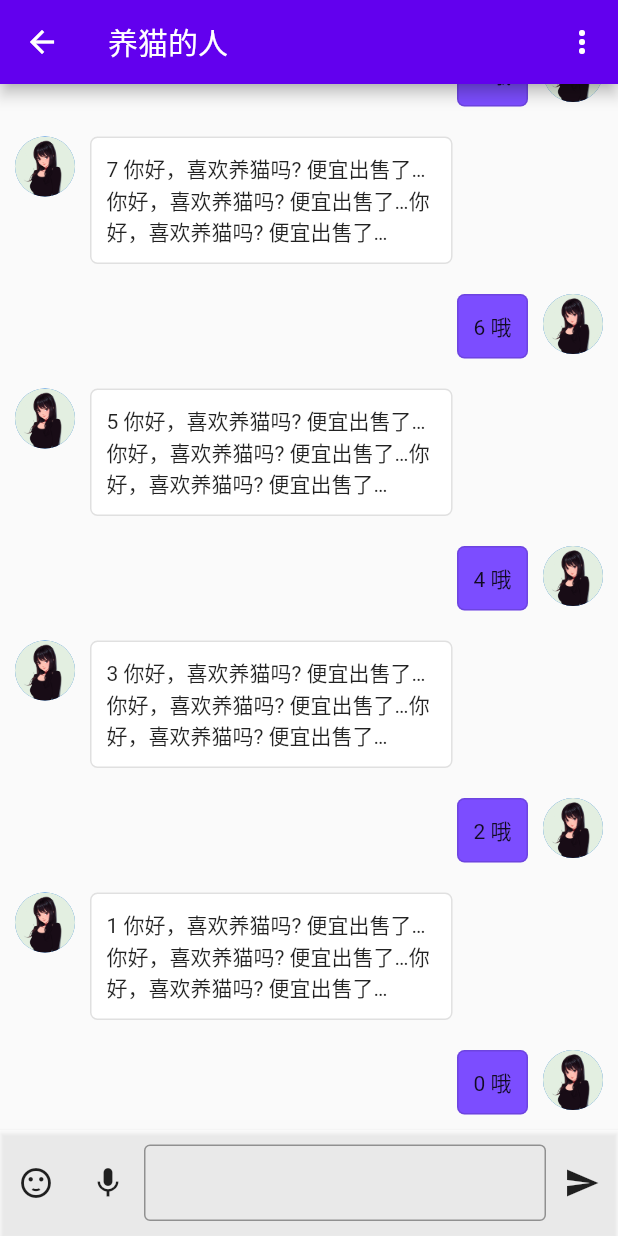
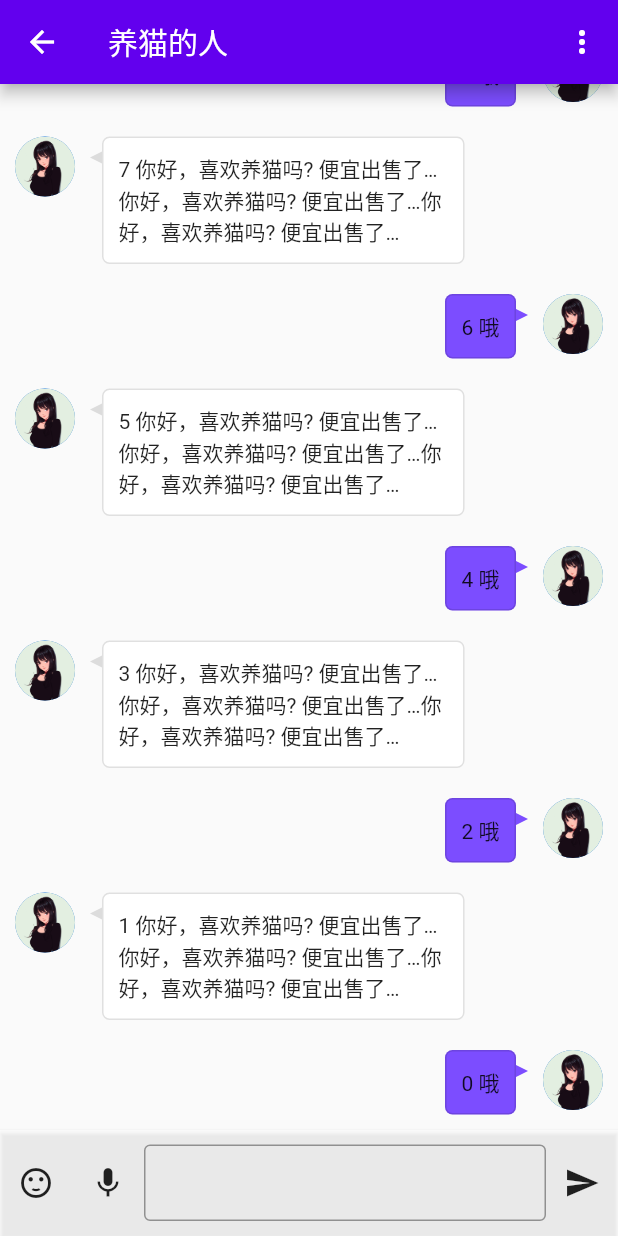
Before and after one commit to tangdaohai/happy_chat_flutter, a Flutter app: the Conversation screen opened by its route, on a phone screen of 412 x 824 dp. Run offline on Flutter 3.47's test engine with Material 2 defaults, Android fonts, the phone set to English and light mode, and no system bars; our stand-ins replace flutter_screenutil, flutter_slidable, flutter_svg.

Commit message:
feat(views/conversation): 对话消息增加三角形

```diff
--- a/lib/views/conversation/conversation.dart
+++ b/lib/views/conversation/conversation.dart
@@ -1,5 +1,6 @@
 import 'package:flutter/material.dart';
 import 'package:flutter_screenutil/flutter_screenutil.dart';
+import '../../utils/triangle.dart';
 class Conversation extends StatefulWidget {
   @override
   _ConversationState createState() => _ConversationState();
@@ -42,14 +43,28 @@ class _ConversationState extends State<Conversation> {
   }
 
   Widget _msg (BuildContext context, int index) {
-    String text = index % 2 == 0 ? '哦' : '你好，喜欢养猫吗? 便宜出售了…你好，喜欢养猫吗? 便宜出售了…你好，喜欢养猫吗? 便宜出售了…';
+    bool isSelf = index % 2 == 0;
+    String text = isSelf ? '哦' : '你好，喜欢养猫吗? 便宜出售了…你好，喜欢养猫吗? 便宜出售了…你好，喜欢养猫吗? 便宜出售了…';
     return Row(
       crossAxisAlignment: CrossAxisAlignment.start,
-      textDirection: index % 2 == 0 ? TextDirection.rtl : TextDirection.ltr,
+      textDirection: isSelf ? TextDirection.rtl : TextDirection.ltr,
       children: <Widget>[
         CircleAvatar(
           radius: 20,
           backgroundImage: AssetImage('images/126244.jpg'),
+        ),
+        Padding(
+          padding: EdgeInsets.only(top: 10, left: isSelf ? 0 : 10, right: isSelf ? 10 : 0),
+          child: CustomPaint(
+            painter: TrianglePainter(
+              color: isSelf ? Colors.deepPurpleAccent : Colors.black12,
+              direction: isSelf ? TriangleDirection.right : TriangleDirection.left,
+            ),
+            child: Container(
+              width: 8,
+              height: 8,
+            ),
+          ),
         ),
         Expanded(
           flex: 0,
@@ -58,9 +73,8 @@ class _ConversationState extends State<Conversation> {
               maxWidth: ScreenUtil().setWidth(220),
               minHeight: 40
             ),
-            margin: EdgeInsets.symmetric(horizontal: 10),
             decoration: new BoxDecoration(
-              color: index % 2 == 0 ? Colors.deepPurpleAccent : Colors.white,
+              color: isSelf ? Colors.deepPurpleAccent : Colors.white,
               borderRadius: BorderRadius.circular(5.0),
               border: Border.all(width: 1, color: Colors.black12)
             ),
```
